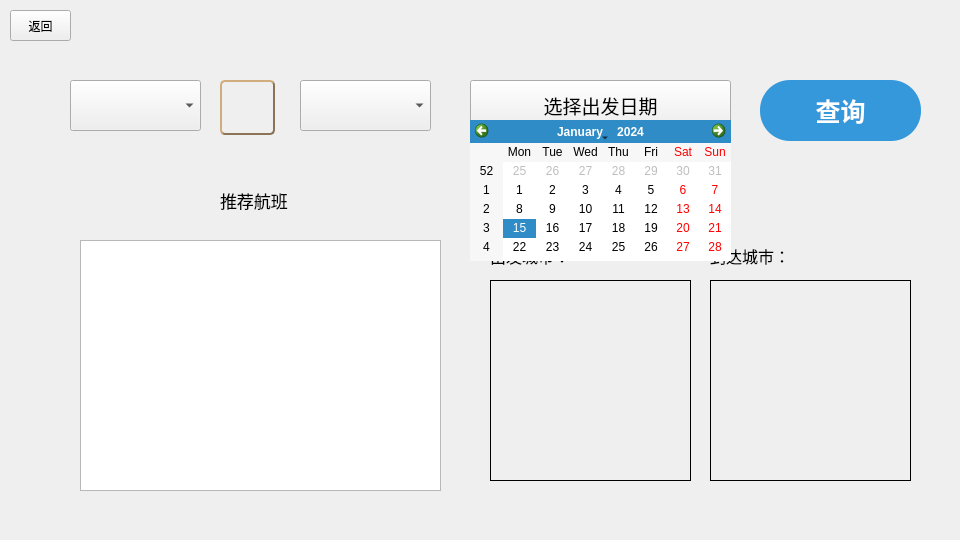
This is ui/searchpage.ui in delete3GM/Flight-Booking-System as Qt 5 draws it before an edit. The edited form follows.
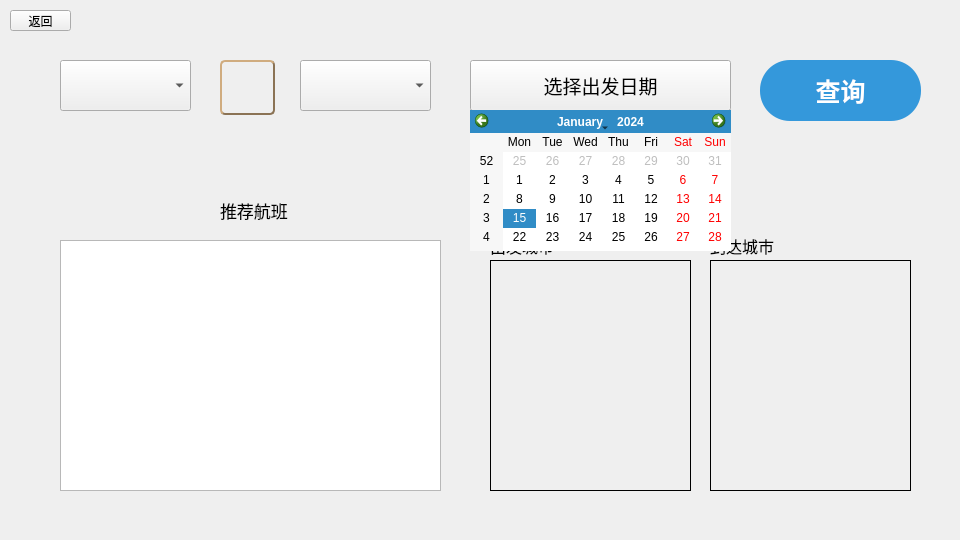
This is the edited form. Icons and pictures are not drawn.

```diff
--- a/ui/searchpage.ui
+++ b/ui/searchpage.ui
@@ -25,7 +25,7 @@
      <x>10</x>
      <y>10</y>
      <width>61</width>
-     <height>31</height>
+     <height>21</height>
     </rect>
    </property>
    <property name="text">
@@ -36,7 +36,7 @@
    <property name="geometry">
     <rect>
      <x>470</x>
-     <y>80</y>
+     <y>60</y>
      <width>261</width>
      <height>51</height>
     </rect>
@@ -55,7 +55,7 @@
    <property name="geometry">
     <rect>
      <x>300</x>
-     <y>80</y>
+     <y>60</y>
      <width>131</width>
      <height>51</height>
     </rect>
@@ -70,7 +70,7 @@
    <property name="geometry">
     <rect>
      <x>220</x>
-     <y>80</y>
+     <y>60</y>
      <width>55</width>
      <height>55</height>
     </rect>
@@ -108,7 +108,7 @@
    <property name="geometry">
     <rect>
      <x>760</x>
-     <y>80</y>
+     <y>60</y>
      <width>161</width>
      <height>61</height>
     </rect>
@@ -146,7 +146,7 @@
    <property name="geometry">
     <rect>
      <x>470</x>
-     <y>120</y>
+     <y>110</y>
      <width>261</width>
      <height>141</height>
     </rect>
@@ -155,8 +155,8 @@
   <widget class="QComboBox" name="depBox">
    <property name="geometry">
     <rect>
-     <x>70</x>
-     <y>80</y>
+     <x>60</x>
+     <y>60</y>
      <width>131</width>
      <height>51</height>
     </rect>
@@ -180,7 +180,7 @@
    <property name="geometry">
     <rect>
      <x>220</x>
-     <y>180</y>
+     <y>190</y>
      <width>91</width>
      <height>41</height>
     </rect>
@@ -197,9 +197,9 @@
   <widget class="QTreeView" name="treeView">
    <property name="geometry">
     <rect>
-     <x>80</x>
+     <x>60</x>
      <y>240</y>
-     <width>361</width>
+     <width>381</width>
      <height>251</height>
     </rect>
    </property>
@@ -208,9 +208,9 @@
    <property name="geometry">
     <rect>
      <x>490</x>
-     <y>280</y>
+     <y>260</y>
      <width>201</width>
-     <height>201</height>
+     <height>231</height>
     </rect>
    </property>
    <property name="font">
@@ -225,7 +225,7 @@
     <string/>
    </property>
    <property name="alignment">
-    <set>Qt::AlignmentFlag::AlignHCenter|Qt::AlignmentFlag::AlignTop</set>
+    <set>Qt::AlignmentFlag::AlignCenter</set>
    </property>
   </widget>
   <widget class="QLabel" name="label_2">
@@ -243,16 +243,16 @@
     </font>
    </property>
    <property name="text">
-    <string>当地天气</string>
+    <string>实时天气</string>
    </property>
   </widget>
   <widget class="QLabel" name="arrWeather">
    <property name="geometry">
     <rect>
      <x>710</x>
-     <y>280</y>
+     <y>260</y>
      <width>201</width>
-     <height>201</height>
+     <height>231</height>
     </rect>
    </property>
    <property name="font">
@@ -267,14 +267,14 @@
     <string/>
    </property>
    <property name="alignment">
-    <set>Qt::AlignmentFlag::AlignHCenter|Qt::AlignmentFlag::AlignTop</set>
+    <set>Qt::AlignmentFlag::AlignCenter</set>
    </property>
   </widget>
   <widget class="QLabel" name="label_3">
    <property name="geometry">
     <rect>
      <x>490</x>
-     <y>240</y>
+     <y>230</y>
      <width>161</width>
      <height>31</height>
     </rect>
@@ -285,14 +285,14 @@
     </font>
    </property>
    <property name="text">
-    <string>出发城市：</string>
+    <string>出发城市</string>
    </property>
   </widget>
   <widget class="QLabel" name="label_4">
    <property name="geometry">
     <rect>
      <x>710</x>
-     <y>240</y>
+     <y>230</y>
      <width>161</width>
      <height>31</height>
     </rect>
@@ -303,7 +303,7 @@
     </font>
    </property>
    <property name="text">
-    <string>到达城市：</string>
+    <string>到达城市</string>
    </property>
   </widget>
   <zorder>label_3</zorder>
```
